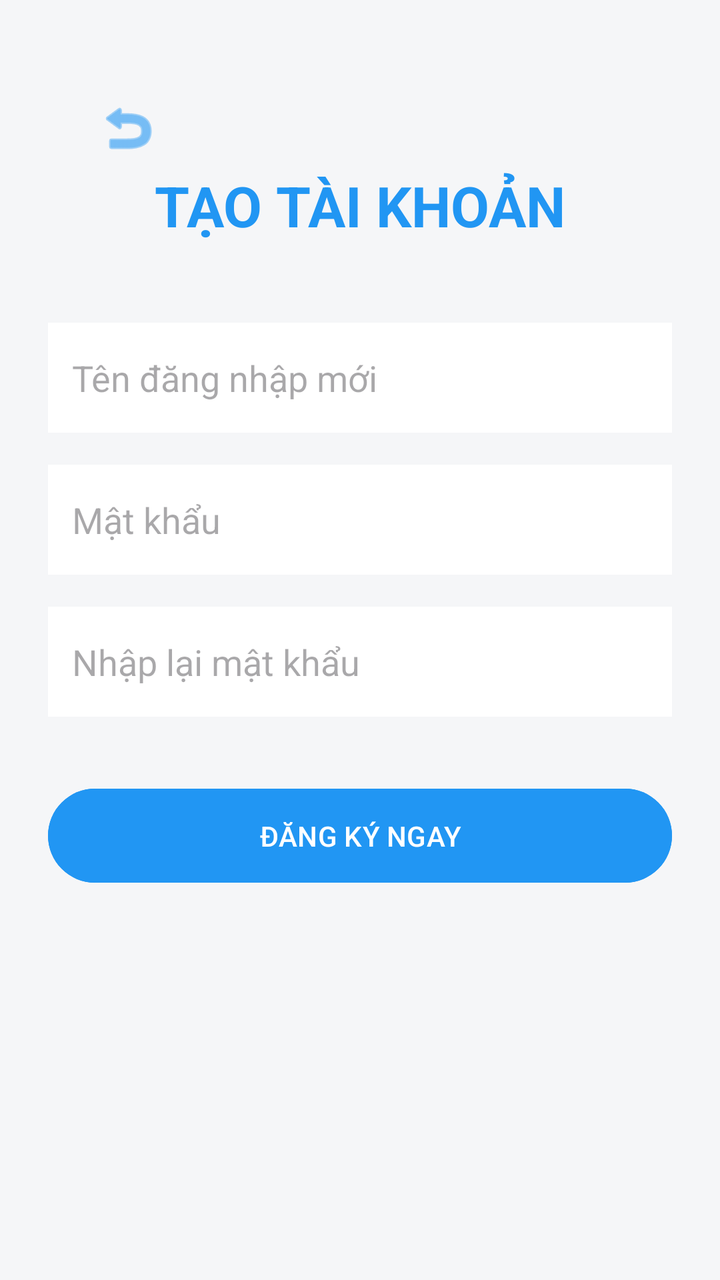
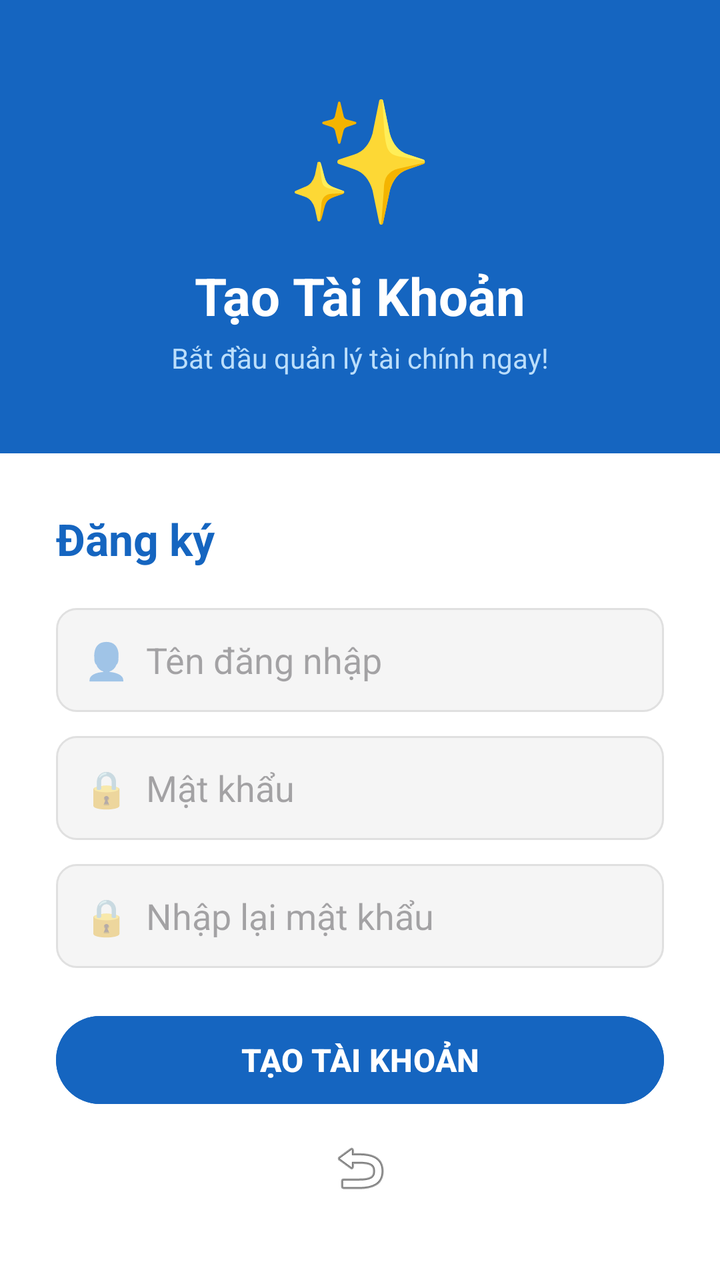

The first picture is an Android layout as it rendered before a commit; the second is the same layout after the commit. The layout source and the unified diff follow.
<!-- AndroidManifest.xml: application theme Theme.QuanLyChiTieu -->
<!-- res/layout/activity_register.xml -->
<?xml version="1.0" encoding="utf-8"?>
<androidx.constraintlayout.widget.ConstraintLayout xmlns:android="http://schemas.android.com/apk/res/android"
    xmlns:app="http://schemas.android.com/apk/res-auto"
    android:layout_width="match_parent"
    android:layout_height="match_parent"
    android:background="#F5F6F8"
    android:padding="24dp">
    <ImageButton
        android:id="@+id/btnBackToLogin"
        android:layout_width="48dp"
        android:layout_height="48dp"
        android:layout_margin="16dp"
        android:background="?attr/selectableItemBackgroundBorderless"
        android:src="@android:drawable/ic_menu_revert"
        app:layout_constraintStart_toStartOf="parent"
        app:layout_constraintTop_toTopOf="parent"
        app:tint="#2196F3" />
    <TextView
        android:id="@+id/tvRegTitle"
        android:layout_width="wrap_content"
        android:layout_height="wrap_content"
        android:text="TẠO TÀI KHOẢN"
        android:textSize="28sp"
        android:textStyle="bold"
        android:textColor="#2196F3"
        app:layout_constraintTop_toTopOf="parent"
        app:layout_constraintStart_toStartOf="parent"
        app:layout_constraintEnd_toEndOf="parent"
        android:layout_marginTop="60dp"/>

    <EditText
        android:id="@+id/etRegUser"
        android:layout_width="0dp"
        android:layout_height="55dp"
        android:hint="Tên đăng nhập mới"
        android:padding="12dp"
        android:background="@android:color/white"
        android:layout_marginTop="40dp"
        app:layout_constraintTop_toBottomOf="@id/tvRegTitle"
        app:layout_constraintStart_toStartOf="parent"
        app:layout_constraintEnd_toEndOf="parent"/>

    <EditText
        android:id="@+id/etRegPass"
        android:layout_width="0dp"
        android:layout_height="55dp"
        android:hint="Mật khẩu"
        android:inputType="textPassword"
        android:padding="12dp"
        android:background="@android:color/white"
        android:layout_marginTop="16dp"
        app:layout_constraintTop_toBottomOf="@id/etRegUser"
        app:layout_constraintStart_toStartOf="parent"
        app:layout_constraintEnd_toEndOf="parent"/>

    <EditText
        android:id="@+id/etRegConfirm"
        android:layout_width="0dp"
        android:layout_height="55dp"
        android:hint="Nhập lại mật khẩu"
        android:inputType="textPassword"
        android:padding="12dp"
        android:background="@android:color/white"
        android:layout_marginTop="16dp"
        app:layout_constraintTop_toBottomOf="@id/etRegPass"
        app:layout_constraintStart_toStartOf="parent"
        app:layout_constraintEnd_toEndOf="parent"/>

    <Button
        android:id="@+id/btnRegister"
        android:layout_width="0dp"
        android:layout_height="55dp"
        android:text="ĐĂNG KÝ NGAY"
        android:backgroundTint="#2196F3"
        android:textColor="@android:color/white"
        android:layout_marginTop="32dp"
        app:layout_constraintTop_toBottomOf="@id/etRegConfirm"
        app:layout_constraintStart_toStartOf="parent"
        app:layout_constraintEnd_toEndOf="parent"/>

</androidx.constraintlayout.widget.ConstraintLayout>
<!-- resources referenced by this layout -->
<resources>
  <style name="Theme.QuanLyChiTieu" parent="Base.Theme.QuanLyChiTieu" />
  <style name="Base.Theme.QuanLyChiTieu" parent="Theme.Material3.DayNight.NoActionBar">
          
          
      </style>
</resources>

<!-- the commit's change to res/layout/activity_register.xml (unified diff, before → after) -->
@@ -1,81 +1,104 @@
 <?xml version="1.0" encoding="utf-8"?>
-<androidx.constraintlayout.widget.ConstraintLayout xmlns:android="http://schemas.android.com/apk/res/android"
-    xmlns:app="http://schemas.android.com/apk/res-auto"
+<LinearLayout xmlns:android="http://schemas.android.com/apk/res/android"
     android:layout_width="match_parent"
     android:layout_height="match_parent"
-    android:background="#F5F6F8"
-    android:padding="24dp">
-    <ImageButton
-        android:id="@+id/btnBackToLogin"
-        android:layout_width="48dp"
-        android:layout_height="48dp"
-        android:layout_margin="16dp"
-        android:background="?attr/selectableItemBackgroundBorderless"
-        android:src="@android:drawable/ic_menu_revert"
-        app:layout_constraintStart_toStartOf="parent"
-        app:layout_constraintTop_toTopOf="parent"
-        app:tint="#2196F3" />
-    <TextView
-        android:id="@+id/tvRegTitle"
-        android:layout_width="wrap_content"
+    android:orientation="vertical"
+    android:background="#1565C0">
+
+    <LinearLayout
+        android:layout_width="match_parent"
+        android:layout_height="0dp"
+        android:layout_weight="1"
+        android:orientation="vertical"
+        android:gravity="center">
+
+        <TextView
+            android:layout_width="wrap_content"
+            android:layout_height="wrap_content"
+            android:text="✨"
+            android:textSize="60sp"
+            android:gravity="center"/>
+
+        <TextView
+            android:layout_width="wrap_content"
+            android:layout_height="wrap_content"
+            android:text="Tạo Tài Khoản"
+            android:textSize="26sp"
+            android:textStyle="bold"
+            android:textColor="#FFFFFF"
+            android:layout_marginTop="12dp"/>
+
+        <TextView
+            android:layout_width="wrap_content"
+            android:layout_height="wrap_content"
+            android:text="Bắt đầu quản lý tài chính ngay!"
+            android:textSize="14sp"
+            android:textColor="#BBDEFB"
+            android:layout_marginTop="4dp"/>
+    </LinearLayout>
+
+    <LinearLayout
+        android:layout_width="match_parent"
         android:layout_height="wrap_content"
-        android:text="TẠO TÀI KHOẢN"
-        android:textSize="28sp"
-        android:textStyle="bold"
-        android:textColor="#2196F3"
-        app:layout_constraintTop_toTopOf="parent"
-        app:layout_constraintStart_toStartOf="parent"
-        app:layout_constraintEnd_toEndOf="parent"
-        android:layout_marginTop="60dp"/>
+        android:orientation="vertical"
+        android:background="#FFFFFF"
+        android:padding="28dp">
 
-    <EditText
-        android:id="@+id/etRegUser"
-        android:layout_width="0dp"
-        android:layout_height="55dp"
-        android:hint="Tên đăng nhập mới"
-        android:padding="12dp"
-        android:background="@android:color/white"
-        android:layout_marginTop="40dp"
-        app:layout_constraintTop_toBottomOf="@id/tvRegTitle"
-        app:layout_constraintStart_toStartOf="parent"
-        app:layout_constraintEnd_toEndOf="parent"/>
+        <TextView
+            android:layout_width="wrap_content"
+            android:layout_height="wrap_content"
+            android:text="Đăng ký"
+            android:textSize="22sp"
+            android:textStyle="bold"
+            android:textColor="#1565C0"
+            android:layout_marginBottom="20dp"/>
 
-    <EditText
-        android:id="@+id/etRegPass"
-        android:layout_width="0dp"
-        android:layout_height="55dp"
-        android:hint="Mật khẩu"
-        android:inputType="textPassword"
-        android:padding="12dp"
-        android:background="@android:color/white"
-        android:layout_marginTop="16dp"
-        app:layout_constraintTop_toBottomOf="@id/etRegUser"
-        app:layout_constraintStart_toStartOf="parent"
-        app:layout_constraintEnd_toEndOf="parent"/>
+        <EditText
+            android:id="@+id/etRegUser"
+            android:layout_width="match_parent"
+            android:layout_height="52dp"
+            android:hint="👤  Tên đăng nhập"
+            android:padding="14dp"
+            android:background="@drawable/rounded_edittext"
+            android:layout_marginBottom="12dp"/>
 
-    <EditText
-        android:id="@+id/etRegConfirm"
-        android:layout_width="0dp"
-        android:layout_height="55dp"
-        android:hint="Nhập lại mật khẩu"
-        android:inputType="textPassword"
-        android:padding="12dp"
-        android:background="@android:color/white"
-        android:layout_marginTop="16dp"
-        app:layout_constraintTop_toBottomOf="@id/etRegPass"
-        app:layout_constraintStart_toStartOf="parent"
-        app:layout_constraintEnd_toEndOf="parent"/>
+        <EditText
+            android:id="@+id/etRegPass"
+            android:layout_width="match_parent"
+            android:layout_height="52dp"
+            android:hint="🔒  Mật khẩu"
+            android:inputType="textPassword"
+            android:padding="14dp"
+            android:background="@drawable/rounded_edittext"
+            android:layout_marginBottom="12dp"/>
 
-    <Button
-        android:id="@+id/btnRegister"
-        android:layout_width="0dp"
-        android:layout_height="55dp"
-        android:text="ĐĂNG KÝ NGAY"
-        android:backgroundTint="#2196F3"
-        android:textColor="@android:color/white"
-        android:layout_marginTop="32dp"
-        app:layout_constraintTop_toBottomOf="@id/etRegConfirm"
-        app:layout_constraintStart_toStartOf="parent"
-        app:layout_constraintEnd_toEndOf="parent"/>
+        <EditText
+            android:id="@+id/etRegConfirm"
+            android:layout_width="match_parent"
+            android:layout_height="52dp"
+            android:hint="🔒  Nhập lại mật khẩu"
+            android:inputType="textPassword"
+            android:padding="14dp"
+            android:background="@drawable/rounded_edittext"
+            android:layout_marginBottom="20dp"/>
 
-</androidx.constraintlayout.widget.ConstraintLayout>
+        <Button
+            android:id="@+id/btnRegister"
+            android:layout_width="match_parent"
+            android:layout_height="52dp"
+            android:text="TẠO TÀI KHOẢN"
+            android:backgroundTint="#1565C0"
+            android:textColor="#FFFFFF"
+            android:textStyle="bold"
+            android:textSize="16sp"/>
+
+        <ImageButton
+            android:id="@+id/btnBackToLogin"
+            android:layout_width="wrap_content"
+            android:layout_height="wrap_content"
+            android:layout_gravity="center"
+            android:src="@android:drawable/ic_menu_revert"
+            android:background="?attr/selectableItemBackgroundBorderless"
+            android:padding="12dp"/>
+    </LinearLayout>
+</LinearLayout>
<!-- resource entries referenced after the edit -->
@@ -1,5 +1,12 @@
 <!-- resources referenced by this layout -->
 <resources>
+  <!-- drawable rounded_edittext (drawable) -->
+  <?xml version="1.0" encoding="utf-8"?>
+  <shape xmlns:android="http://schemas.android.com/apk/res/android">
+      <solid android:color="#F5F5F5"/>
+      <corners android:radius="10dp"/>
+      <stroke android:width="1dp" android:color="#E0E0E0"/>
+  </shape>
   <style name="Theme.QuanLyChiTieu" parent="Base.Theme.QuanLyChiTieu" />
   <style name="Base.Theme.QuanLyChiTieu" parent="Theme.Material3.DayNight.NoActionBar">
           
